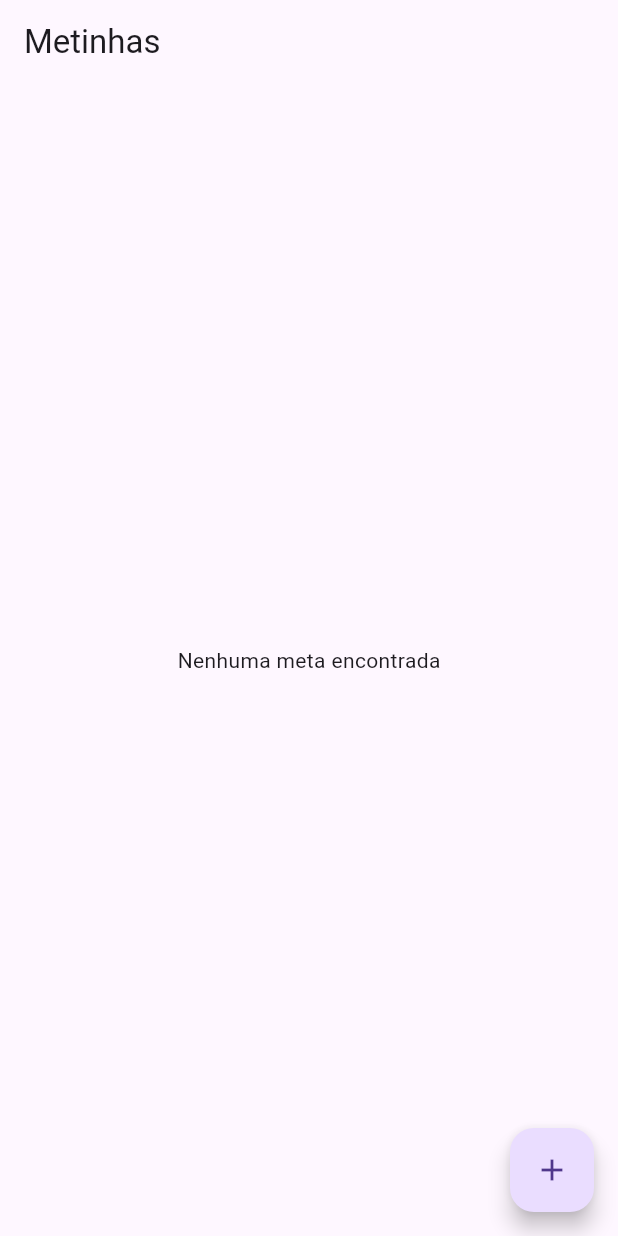
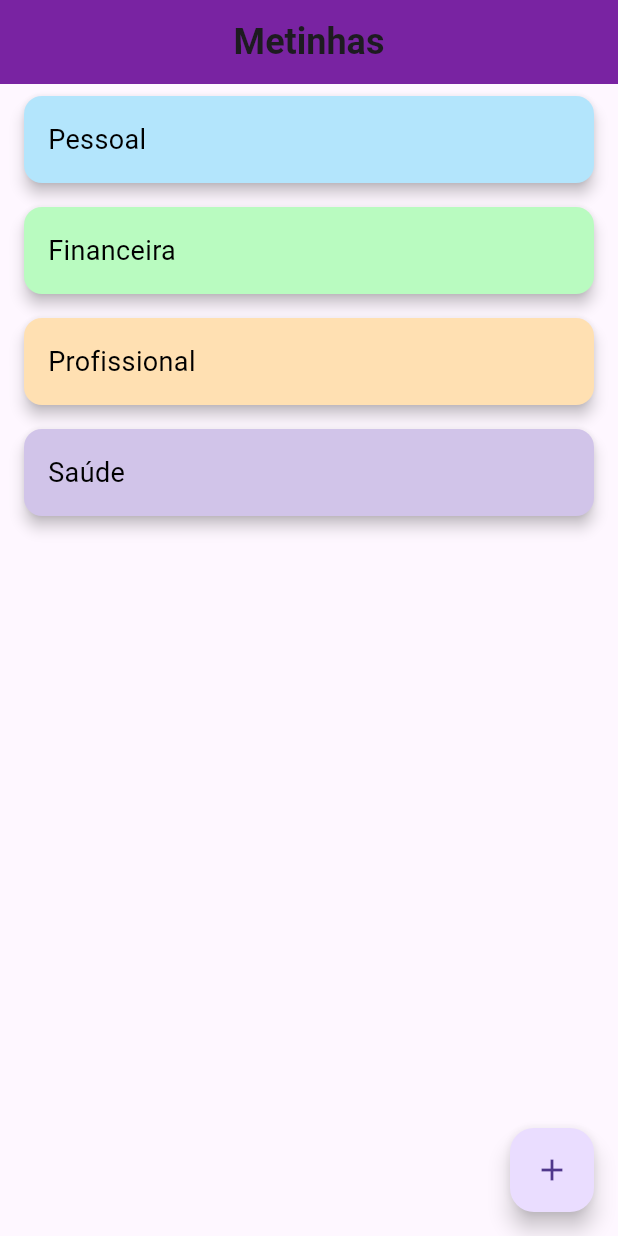
Before and after one commit to GuilhermeAmaroDev/metinhas, a Flutter app: the screen it shows after launch, on a phone screen of 412 x 824 dp. Run offline on Flutter 3.47's test engine with Material 3 defaults, Android fonts, the light colour scheme and no system bars; our stand-ins replace flutter_modular, mobx; generated files the repository leaves out were written again.

Commit message:
Novas funcionalidades.
Criada lista das categorias, pagina da categoria e algumas estilizações iniciais.

```diff
--- /dev/null
+++ b/lib/app/meta_selecionada/meta_categoria_model.dart
@@ -0,0 +1,8 @@
+import 'package:metinhas/app/metas/metas_model.dart';
+
+class CategoriaMeta {
+  String nome;
+  List<Meta> metas;
+
+  CategoriaMeta({required this.nome, this.metas = const []});
+}
--- a/lib/app/metas/metas_page.dart
+++ b/lib/app/metas/metas_page.dart
@@ -1,49 +1,59 @@
 import 'package:flutter/material.dart';
+import 'package:metinhas/app/meta_selecionada/meta_categoria_model.dart';
+import 'package:metinhas/app/meta_selecionada/meta_selecionada_page.dart';
 import 'package:metinhas/app/notifiers/tarefa_notifier.dart';
-import 'add_metas_dialog.dart';
-import 'metas_model.dart';
 
 class MetasPage extends StatelessWidget {
-  final MetasNotifier metasNotifier = MetasNotifier();
+  final MetasNotifier metasNotifier;
 
-  MetasPage({super.key});
+  const MetasPage({required this.metasNotifier, Key? key}) : super(key: key);
 
   @override
   Widget build(BuildContext context) {
     return Scaffold(
       appBar: AppBar(
-        title: const Text('Metinhas'),
+        title: const Text('Metinhas', style: TextStyle(fontWeight: FontWeight.bold, fontSize: 24)),
+        centerTitle: true,
+        elevation: 4,
+        backgroundColor: Colors.purple[700],
       ),
-      body: ValueListenableBuilder<List<Meta>>(
+      body: ValueListenableBuilder<List<CategoriaMeta>>(
         valueListenable: metasNotifier,
-        builder: (context, metas, _) {
-          if (metas.isEmpty) {
+        builder: (context, categorias, _) {
+          if (categorias.isEmpty) {
             return const Center(
-              child: Text('Nenhuma meta encontrada'),
+              child: Text('Nenhuma categoria encontrada', style: TextStyle(fontSize: 18)),
             );
           }
+
           return ListView.builder(
-            itemCount: metas.length,
+            itemCount: categorias.length,
             itemBuilder: (context, index) {
-              final metasListadas = metas[index];
-              return ListTile(
-                title: Text(
-                  metasListadas.descricao,
-                  style: TextStyle(
-                    decoration: metasListadas.isCompleta
-                        ? TextDecoration.lineThrough
-                        : TextDecoration.none,
+              final categoria = categorias[index];
+              return Card(
+                elevation: 4,
+                margin: const EdgeInsets.symmetric(vertical: 8, horizontal: 16),
+                color: _getCardColor(index),
+                child: InkWell(
+                  onTap: () {
+                    Navigator.push(
+                      context,
+                      MaterialPageRoute(
+                        builder: (context) => MetaSelecionadaPage(
+                          categoriaNome: categoria.nome,
+                          metasNotifier: metasNotifier,
+                        ),
+                      ),
+                    );
+                  },
+                  child: Padding(
+                    padding: const EdgeInsets.all(16.0),
+                    child: Text(
+                      categoria.nome,
+                      style: const TextStyle(fontSize: 18, color: Colors.black),
+                    ),
                   ),
                 ),
-                trailing: Checkbox(
-                  value: metasListadas.isCompleta,
-                  onChanged: (value) {
-                    metasNotifier.atualizarMeta(index);
-                  },
-                ),
-                onLongPress: () {
-                  metasNotifier.excluirMeta(index);
-                },
               );
             },
           );
@@ -51,15 +61,22 @@ class MetasPage extends StatelessWidget {
       ),
       floatingActionButton: FloatingActionButton(
         onPressed: () {
-          showDialog(
-            context: context,
-            builder: (context) {
-              return AddMetaDialog(metasNotifier: metasNotifier);
-            },
-          );
+          // Adicionar nova meta
         },
         child: const Icon(Icons.add),
+
       ),
     );
   }
+
+  Color _getCardColor(int index) {
+    const colors = [
+      Color(0xFFB3E5FC), // Light Blue
+      Color(0xFFB9FBC0), // Light Green
+      Color(0xFFFFE0B2), // Light Orange
+      Color(0xFFD1C4E9), // Light Purple
+      Color(0xFFFFABAB), // Light Red
+    ];
+    return colors[index % colors.length];
+  }
 }
--- a/lib/app/notifiers/tarefa_notifier.dart
+++ b/lib/app/notifiers/tarefa_notifier.dart
@@ -1,25 +1,37 @@
 import 'package:flutter/foundation.dart';
+import 'package:metinhas/app/meta_selecionada/meta_categoria_model.dart';
 import 'package:metinhas/app/metas/metas_model.dart';
 
 
-class MetasNotifier extends ValueNotifier<List<Meta>> {
-  MetasNotifier() : super ([]);
-
-  void addMeta(String descricao) {
-    value = [...value, Meta(descricao: descricao)];
+class MetasNotifier extends ValueNotifier<List<CategoriaMeta>> {
+  MetasNotifier() : super([]) {
+    _initializeCategorias();
   }
 
-  void atualizarMeta(int index) {
-    if (index >= 0 && index < value.length) {
-      var meta = value [index];
-      var atualizarMeta = Meta(descricao: meta.descricao, isCompleta: !meta.isCompleta);
-      value = [...value]..[index] = atualizarMeta;
-    }
+  void _initializeCategorias() {
+    value = [
+      CategoriaMeta(nome: 'Pessoal'),
+      CategoriaMeta(nome: 'Financeira'),
+      CategoriaMeta(nome: 'Profissional'),
+      CategoriaMeta(nome: 'Saúde'),
+    ];
   }
 
-  void excluirMeta(int index){
-    if (index >= 0 && index < value.length) {
-      value = [...value]..removeAt(index);
-    }
+  void addMeta(String categoriaNome, String descricao) {
+    final categoria = value.firstWhere((cat) => cat.nome == categoriaNome);
+    categoria.metas.add(Meta(descricao: descricao));
+    notifyListeners();
+  }
+
+  void atualizarMeta(String categoriaNome, int index) {
+    final categoria = value.firstWhere((cat) => cat.nome == categoriaNome);
+    categoria.metas[index].isCompleta = !categoria.metas[index].isCompleta;
+    notifyListeners();
+  }
+
+  void excluirMeta(String categoriaNome, int index) {
+    final categoria = value.firstWhere((cat) => cat.nome == categoriaNome);
+    categoria.metas.removeAt(index);
+    notifyListeners();
   }
 }
--- a/lib/main.dart
+++ b/lib/main.dart
@@ -1,5 +1,6 @@
 import 'package:flutter/material.dart';
 import 'package:metinhas/app/metas/metas_page.dart';
+import 'package:metinhas/app/notifiers/tarefa_notifier.dart'; // Importar o notificador
 
 void main() {
   runApp(const MetinhasApp());
@@ -10,12 +11,14 @@ class MetinhasApp extends StatelessWidget {
 
   @override
   Widget build(BuildContext context) {
-   return MaterialApp(
-     title: 'Metinhas App',
-     theme: ThemeData(
-       primarySwatch: Colors.blue
-     ),
-     home: MetasPage(),
-   );
+    final metasNotifier = MetasNotifier();
+
+    return MaterialApp(
+      title: 'Metinhas App',
+      theme: ThemeData(
+        primarySwatch: Colors.blue,
+      ),
+      home: MetasPage(metasNotifier: metasNotifier),
+    );
   }
 }
```
Also changed, not shown: lib/app/meta_selecionada/meta_selecionada_page.dart (added, +88 -0 lines), lib/app/metas/add_metas_dialog.dart (+4 -5 lines), lib/app/metas/metas_module.dart (+6 -4 lines).
